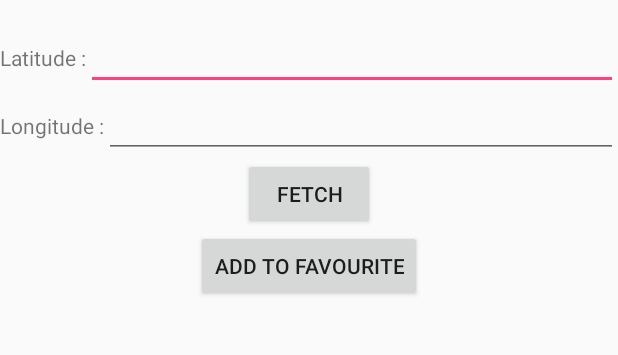
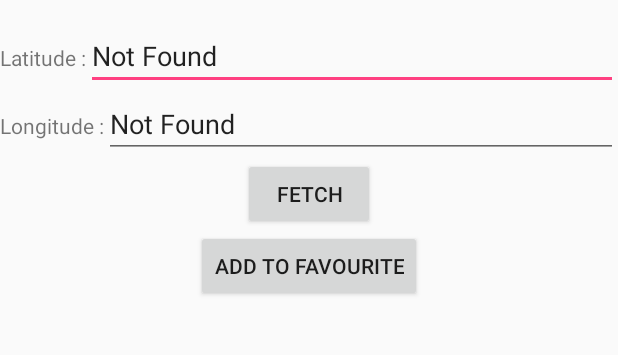
Before and after one commit to pate0701/FinalProject, an Android app: the screen it shows after launch (NasaImagery), after a tap on "NASA Earth Imagery Database", on a phone screen of 412 x 824 dp, the part 62-417 px from its top. Run offline under Robolectric (Android 15) with nearby library versions, the phone set to English and light mode, and no system bars.

Commit message:
Some Requirements Fulfilled-2

```diff
--- a/app/src/main/java/com/example/finalproject/Favourites.java
+++ b/app/src/main/java/com/example/finalproject/Favourites.java
@@ -139,8 +139,8 @@ public class Favourites extends AppCompatActivity {
             Coordinates thisRow = getItem(position);
 
             //get the TextViews
-            TextView itemLatitue = (TextView)newView.findViewById(R.id.listitem_latitude);
-            TextView itemLongitude = (TextView)newView.findViewById(R.id.listitem_longitude);
+            TextView itemLatitue = newView.findViewById(R.id.listitem_latitude);
+            TextView itemLongitude = newView.findViewById(R.id.listitem_longitude);
 
             //update the text fields:
             itemLatitue.setText(  String.valueOf (thisRow.getLatitude ()));
--- a/app/src/main/java/com/example/finalproject/MainActivity.java
+++ b/app/src/main/java/com/example/finalproject/MainActivity.java
@@ -1,11 +1,12 @@
 package com.example.finalproject;
-
-import androidx.appcompat.app.AppCompatActivity;
-import androidx.cardview.widget.CardView;
 
 import android.content.Intent;
 import android.os.Bundle;
 import android.view.View;
+import android.widget.Toast;
+
+import androidx.appcompat.app.AppCompatActivity;
+import androidx.cardview.widget.CardView;
 
 public class MainActivity extends AppCompatActivity {
 
@@ -23,6 +24,7 @@ public class MainActivity extends AppCompatActivity {
             public void onClick(View v) {
                 Intent intent = new Intent (MainActivity.this, NasaImagery.class);
                 startActivity (intent);
+                Toast.makeText(MainActivity.this, R.string.welcome_msg, Toast.LENGTH_SHORT).show();
             }
         });
     }
--- a/app/src/main/java/com/example/finalproject/NasaImagery.java
+++ b/app/src/main/java/com/example/finalproject/NasaImagery.java
@@ -5,6 +5,7 @@ import android.content.ContentValues;
 import android.content.Context;
 import android.content.ContextWrapper;
 import android.content.Intent;
+import android.content.SharedPreferences;
 import android.database.sqlite.SQLiteDatabase;
 import android.graphics.Bitmap;
 import android.graphics.drawable.BitmapDrawable;
@@ -36,11 +37,14 @@ public class NasaImagery extends AppCompatActivity implements NavigationView.OnN
     Button fetch,add_fav;
     EditText mlatitude,mlongitude;
     ImageView imgResult;
+    SharedPreferences prefLati=null,prefLongi=null;
+
     @Override
     protected void onCreate(Bundle savedInstanceState) {
         super.onCreate (savedInstanceState);
         setContentView (R.layout.activity_nasa_imagery);
-        Toolbar tBar = (Toolbar)findViewById(R.id.my_toolbar);
+
+        Toolbar tBar = findViewById(R.id.my_toolbar);
         setSupportActionBar(tBar);
 
         DrawerLayout drawer = findViewById(R.id.drawer_layout);
@@ -58,9 +62,21 @@ public class NasaImagery extends AppCompatActivity implements NavigationView.OnN
         imgResult = findViewById (R.id.img_result);
         add_fav = findViewById (R.id.btn_add_fav);
 
+        prefLati=getSharedPreferences("LatitudeData",Context.MODE_PRIVATE);
+        String SavedLatitude=prefLati.getString("ReserveLatitude","Not Found");
+        mlatitude.setText(SavedLatitude);
+
+
+        prefLongi=getSharedPreferences("LongitudeData",Context.MODE_PRIVATE);
+        String SavedLongitude=prefLongi.getString("ReserveLongitude","Not Found");
+        mlongitude.setText(SavedLongitude);
+
+
         fetch.setOnClickListener (new View.OnClickListener () {
             @Override
             public void onClick(View v) {
+                saveSharedPreference(mlatitude.getText().toString(),mlongitude.getText().toString());
+
                 double latitude = Double.parseDouble (mlatitude.getText ().toString ());
                 double longitude = Double.parseDouble (mlongitude.getText ().toString ());
 
@@ -85,7 +101,6 @@ public class NasaImagery extends AppCompatActivity implements NavigationView.OnN
 
                 newRowValues.put(DatabaseOpener.COL_LATITUDE, latitude);
                 newRowValues.put(DatabaseOpener.COL_LONGITUDE, longitude);
-
 
                 long newId = db.insert(DatabaseOpener.TABLE_NAME, null, newRowValues);
                 BitmapDrawable drawable = (BitmapDrawable) imgResult.getDrawable ();
@@ -114,7 +129,8 @@ public class NasaImagery extends AppCompatActivity implements NavigationView.OnN
                 Toast.makeText(this, "Click On Any Favorites to View and Delete.", Toast.LENGTH_SHORT).show();
                 break;
             case R.id.itemNav3:
-                finish();
+                startActivity(new Intent(NasaImagery.this, MainActivity.class));
+                Toast.makeText(this, "Navigating to HomePage !", Toast.LENGTH_SHORT).show();
                 break;
         }
 
@@ -158,13 +174,26 @@ public class NasaImagery extends AppCompatActivity implements NavigationView.OnN
         {
             case R.id.show_fav: {
                 startActivity(new Intent(NasaImagery.this, Favourites.class));
+                Toast.makeText(NasaImagery.this,R.string.fav_toolbar_toast,Toast.LENGTH_SHORT).show();
             } break;
 
             case R.id.help: {
                 startActivity(new Intent(NasaImagery.this, About.class));
+                Toast.makeText(NasaImagery.this,R.string.help_toolbar_toast,Toast.LENGTH_SHORT).show();
             }
 
         }
         return true;
     }
+
+    private void saveSharedPreference(String Latitude,String Longitude){
+        SharedPreferences.Editor editorLati=prefLati.edit();
+        editorLati.putString("ReserveLatitude",Latitude);
+        editorLati.commit();
+
+        SharedPreferences.Editor editorLongi=prefLongi.edit();
+        editorLongi.putString("ReserveLongitude",Longitude);
+        editorLongi.commit();
+
+    }
 }
--- a/app/src/main/res/values/strings.xml
+++ b/app/src/main/res/values/strings.xml
@@ -31,4 +31,8 @@
     <string name="contact">Business Contact :</string>
     <string name="contact_desc">Email : pate0701@algonquinlive.com</string>
     <string name="final_greet">Thanks !</string>
+
+    <string name="welcome_msg">Welcome to NASA/Bing Imagery Database App</string>
+    <string name="fav_toolbar_toast">Navigating to Favourite Image Location</string>
+    <string name="help_toolbar_toast">Navigating to Help !</string>
 </resources>
```
Also changed, not shown: app/src/main/java/com/example/finalproject/FetchImage.java (+2 -13 lines), 1 other file.
